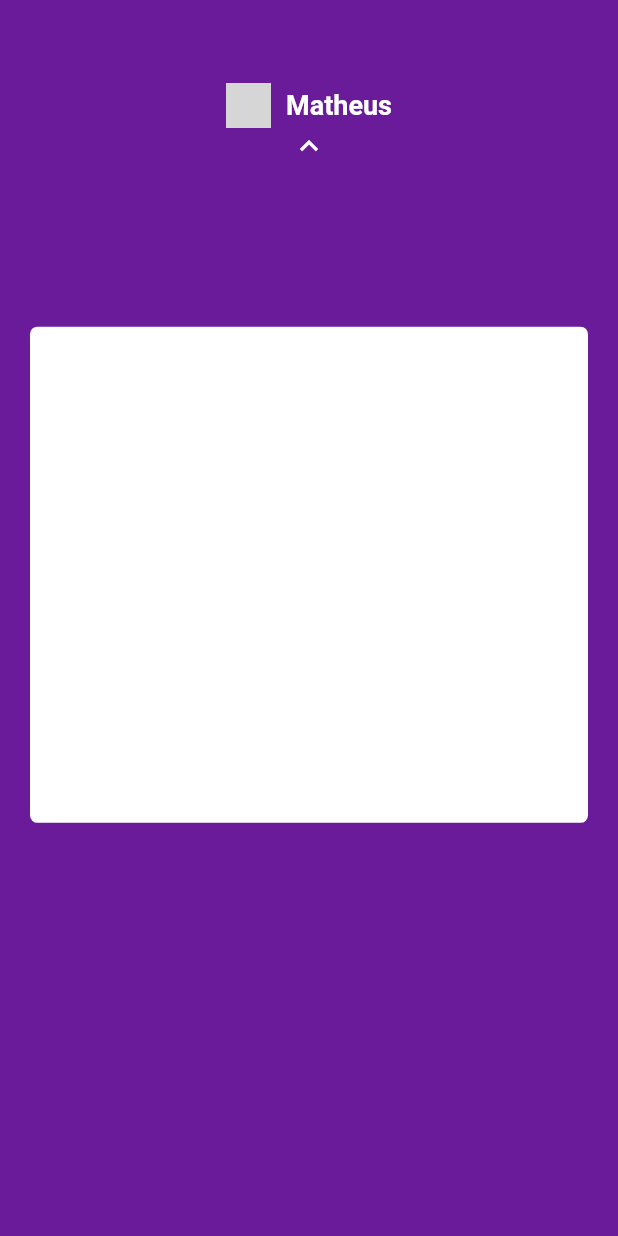
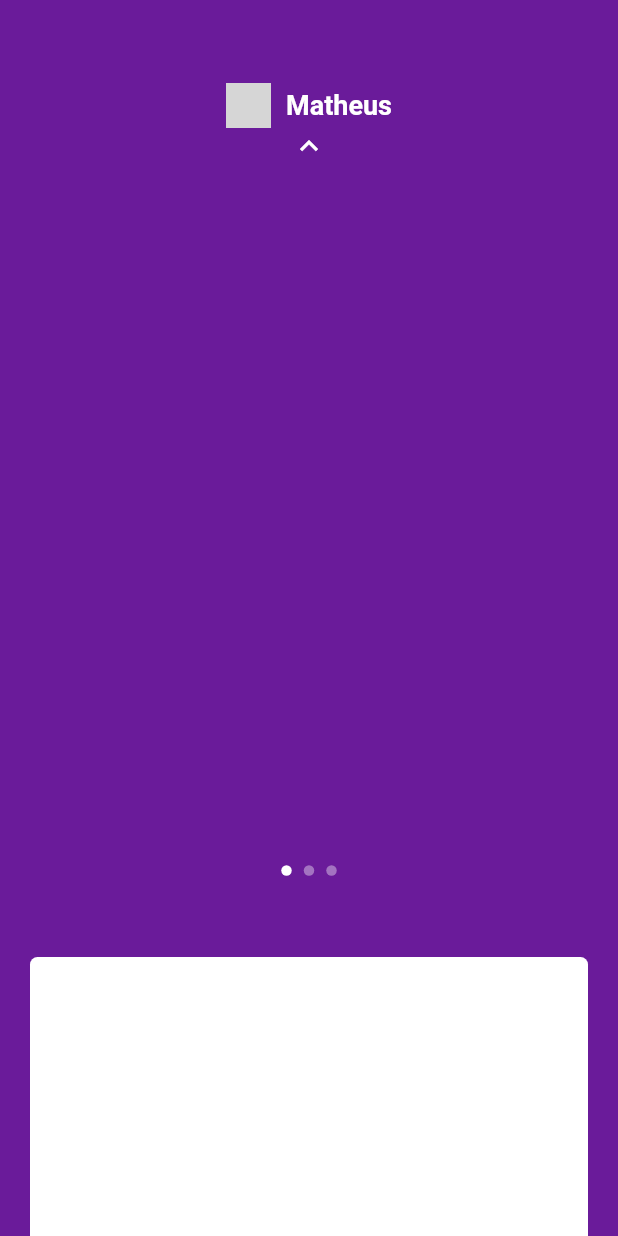
Before and after one commit to mathbonato/clone-nubank, a Flutter app: the screen it shows after launch, after a tap on "Matheus", on a phone screen of 412 x 824 dp. Run offline on Flutter 3.47's test engine with Material 2 defaults, Android fonts, the phone set to English and light mode, and no system bars; network calls fail; grey boxes are pictures that could not be loaded.

Commit message:
added animation and action drag in drop to page view

```diff
--- a/lib/pages/home/home_page.dart
+++ b/lib/pages/home/home_page.dart
@@ -1,4 +1,6 @@
 import 'package:clone_nubank/pages/home/widgets/my_app_bar.dart';
+import 'package:clone_nubank/pages/home/widgets/my_dots_app.dart';
+import 'package:clone_nubank/pages/home/widgets/page_view_app.dart';
 import 'package:flutter/material.dart';
 
 class HomePage extends StatefulWidget {
@@ -8,16 +10,23 @@ class HomePage extends StatefulWidget {
 
 class _HomePageState extends State<HomePage> {
   bool _showMenu;
+  int _currentIndex;
+  double _yPosition;
 
   @override
   void initState() {
     super.initState();
     _showMenu = false;
+    _currentIndex = 0;
   }
 
   @override
   Widget build(BuildContext context) {
     double _screenHeight = MediaQuery.of(context).size.height;
+    if (_yPosition == null) {
+      _yPosition = _screenHeight * .24;
+    }
+
     return Scaffold(
         backgroundColor: Colors.purple[800],
         body: Stack(
@@ -28,35 +37,60 @@ class _HomePageState extends State<HomePage> {
               onTap: () {
                 setState(() {
                   _showMenu = !_showMenu;
+                  _yPosition =
+                      _showMenu ? _screenHeight * .75 : _screenHeight * .24;
                 });
               },
             ),
-            Positioned(
-              top: _screenHeight * .24,
-              height: _screenHeight * 0.45,
-              left: 0,
-              right: 0,
-              // width: MediaQuery.of(context).size.width,
-              child: PageView(
-                physics: BouncingScrollPhysics(),
-                children: <Widget>[
-                  Padding(
-                    padding: const EdgeInsets.all(20),
-                    child: Container(
-                      decoration: BoxDecoration(
-                          color: Colors.white,
-                          borderRadius: BorderRadius.circular(5)),
-                    ),
-                  ),
-                  Container(
-                    color: Colors.blue,
-                  ),
-                  Container(
-                    color: Colors.yellow,
-                  ),
-                ],
-              ),
-            )
+            PageViewApp(
+              showMenu: _showMenu,
+              top: _yPosition,
+              onChanged: (index) {
+                setState(() {
+                  _currentIndex = index;
+                });
+              },
+              onPanUpdate: (details) {
+                double positionTopLimit = _screenHeight * .24;
+                double positionBottonLimit = _screenHeight * .75;
+                double midlePosition = positionBottonLimit - positionTopLimit;
+                midlePosition = midlePosition / 2;
+
+                setState(() {
+                  _yPosition += details.delta.dy;
+
+                  _yPosition = _yPosition < positionTopLimit
+                      ? positionTopLimit
+                      : _yPosition;
+
+                  _yPosition = _yPosition > positionBottonLimit
+                      ? positionBottonLimit
+                      : _yPosition;
+
+                  if (_yPosition != positionTopLimit && details.delta.dy < 0) {
+                    _yPosition =
+                        _yPosition < positionBottonLimit - midlePosition
+                            ? positionTopLimit
+                            : _yPosition;
+                  }
+
+                  if (_yPosition != positionBottonLimit &&
+                      details.delta.dy > 0) {
+                    _yPosition =
+                        _yPosition > positionTopLimit + midlePosition - 50
+                            ? positionBottonLimit
+                            : _yPosition;
+                  }
+
+                  if (_yPosition == positionBottonLimit) {
+                    _showMenu = true;
+                  } else if (_yPosition == positionTopLimit) {
+                    _showMenu = false;
+                  }
+                });
+              },
+            ),
+            MyDotsApp(top: _screenHeight * .70, currentIndex: _currentIndex)
           ],
         ));
   }
--- /dev/null
+++ b/lib/pages/home/widgets/card_app.dart
@@ -0,0 +1,14 @@
+import 'package:flutter/material.dart';
+
+class CardApp extends StatelessWidget {
+  @override
+  Widget build(BuildContext context) {
+    return Padding(
+      padding: const EdgeInsets.all(20),
+      child: Container(
+        decoration: BoxDecoration(
+            color: Colors.white, borderRadius: BorderRadius.circular(5)),
+      ),
+    );
+  }
+}
--- /dev/null
+++ b/lib/pages/home/widgets/my_dots_app.dart
@@ -0,0 +1,45 @@
+import 'package:flutter/material.dart';
+
+class MyDotsApp extends StatelessWidget {
+  final int currentIndex;
+  final double top;
+
+  Color getColor(int index) {
+    return index == currentIndex ? Colors.white : Colors.white38;
+  }
+
+  const MyDotsApp({Key key, this.currentIndex, this.top}) : super(key: key);
+  @override
+  Widget build(BuildContext context) {
+    return Positioned(
+      top: top,
+      child: Row(
+        children: <Widget>[
+          AnimatedContainer(
+            duration: Duration(milliseconds: 300),
+            height: 7,
+            width: 7,
+            decoration:
+                BoxDecoration(color: getColor(0), shape: BoxShape.circle),
+          ),
+          SizedBox(width: 8),
+          AnimatedContainer(
+            duration: Duration(milliseconds: 300),
+            height: 7,
+            width: 7,
+            decoration:
+                BoxDecoration(color: getColor(1), shape: BoxShape.circle),
+          ),
+          SizedBox(width: 8),
+          AnimatedContainer(
+            duration: Duration(milliseconds: 300),
+            height: 7,
+            width: 7,
+            decoration:
+                BoxDecoration(color: getColor(2), shape: BoxShape.circle),
+          )
+        ],
+      ),
+    );
+  }
+}
--- /dev/null
+++ b/lib/pages/home/widgets/page_view_app.dart
@@ -0,0 +1,40 @@
+import 'package:flutter/material.dart';
+import 'package:clone_nubank/pages/home/widgets/card_app.dart';
+
+class PageViewApp extends StatelessWidget {
+  final double top;
+  final ValueChanged<int> onChanged;
+  final GestureDragUpdateCallback onPanUpdate;
+  final bool showMenu;
+
+  const PageViewApp(
+      {Key key, this.top, this.onChanged, this.onPanUpdate, this.showMenu})
+      : super(key: key);
+
+  @override
+  Widget build(BuildContext context) {
+    return AnimatedPositioned(
+      duration: Duration(microseconds: 300),
+      curve: Curves.easeOut,
+      top: top,
+      height: MediaQuery.of(context).size.height * 0.45,
+      left: 0,
+      right: 0,
+      // width: MediaQuery.of(context).size.width,
+      child: GestureDetector(
+        onPanUpdate: onPanUpdate,
+        child: PageView(
+          onPageChanged: onChanged,
+          physics: showMenu
+              ? NeverScrollableScrollPhysics()
+              : BouncingScrollPhysics(),
+          children: <Widget>[
+            CardApp(),
+            CardApp(),
+            CardApp(),
+          ],
+        ),
+      ),
+    );
+  }
+}
```
